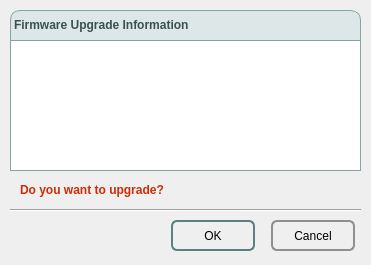
Qt form T3kUpgrade/briefing_dialog.ui (habilience/habilience-t3ksensor-tools) before a commit.
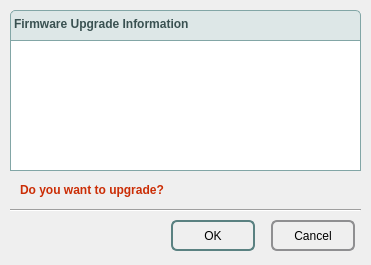
The same form after that commit. Icons and pictures are not drawn.

```diff
--- a/T3kUpgrade/briefing_dialog.ui
+++ b/T3kUpgrade/briefing_dialog.ui
@@ -93,8 +93,9 @@
 	font-weight: bold;
     border-style: solid;
     border-width: 1px;
-    border-top-left-radius: 10px;
-    border-top-right-radius: 10px;
+    border-top-left-radius: 5px;
+    border-top-right-radius: 5px;
+	padding-bottom: 2px;
 }</string>
    </property>
    <property name="text">
```
